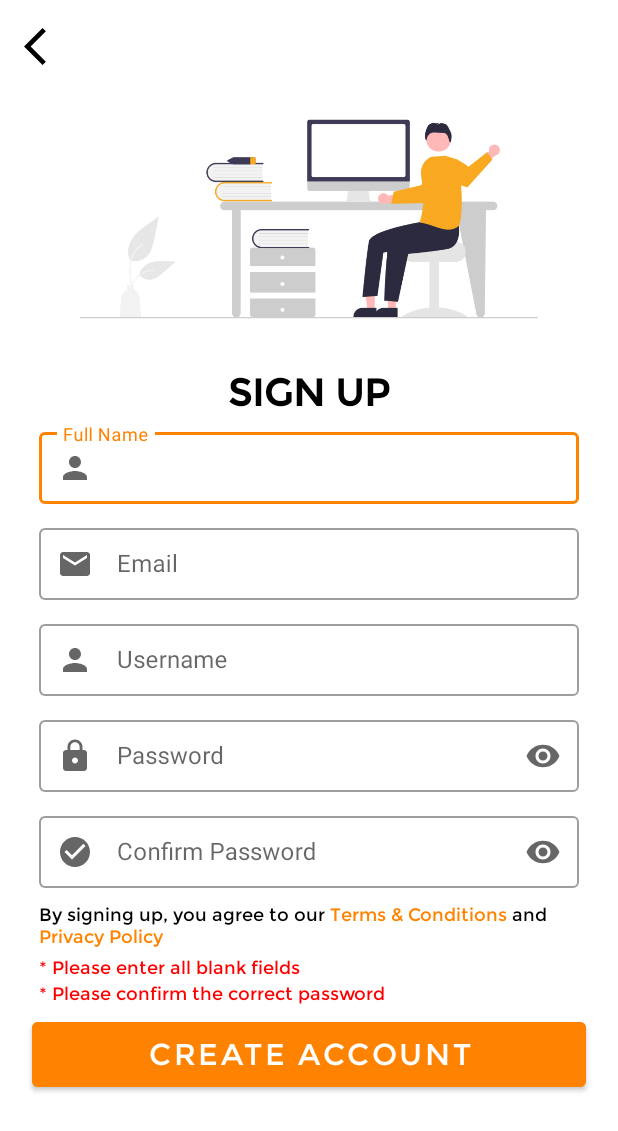
After one commit to DylanRoan/boncafe-uae-maintenance, an Android app: the SignUpActivity screen opened directly, with no data from a screen before it, on a phone screen of 412 x 824 dp. The commit adds this screen. Shown: the top 1131 px of the screen. Run offline under Robolectric (Android 15) with nearby library versions, the phone set to English and light mode, and no system bars.

Commit message:
Front-end Sign up page done.

```diff
--- a/app/src/main/AndroidManifest.xml
+++ b/app/src/main/AndroidManifest.xml
@@ -15,6 +15,9 @@
         android:supportsRtl="true"
         android:theme="@style/Theme.BoncafeUAEMaintenance"
         tools:targetApi="31">
+        <activity
+            android:name=".SignUpActivity"
+            android:exported="false" />
         <activity
             android:name=".HomeActivity"
             android:exported="false" />
--- a/app/src/main/java/com/example/boncafeuaemaintenance/HomeActivity.kt
+++ b/app/src/main/java/com/example/boncafeuaemaintenance/HomeActivity.kt
@@ -48,7 +48,7 @@ class HomeActivity : AppCompatActivity() {
         // Click menu items listener for BottomNavMenu
         bottomNavigationView.setOnNavigationItemSelectedListener { menuItem ->
 
-            // Change Toolbar's title depending the item selected
+            // Change Toolbar's title depending on the item selected
             for (i in 0 until bottomNavigationView.menu.size()){
                 val item = bottomNavigationView.menu.getItem(i)
                 if (item.itemId == menuItem.itemId){
--- a/app/src/main/java/com/example/boncafeuaemaintenance/LoginActivity.kt
+++ b/app/src/main/java/com/example/boncafeuaemaintenance/LoginActivity.kt
@@ -2,6 +2,7 @@ package com.example.boncafeuaemaintenance
 
 import android.annotation.SuppressLint
 import android.app.Dialog
+import android.content.Intent
 import android.graphics.Color
 import android.graphics.drawable.ColorDrawable
 import androidx.appcompat.app.AppCompatActivity
@@ -37,32 +38,21 @@ class LoginActivity : AppCompatActivity() {
             connection_error.layoutParams = params
         }
 
+        // Set color to a specific TextView's text
+        txt_createAccount.text = CustomFunctions().spanTextColor(txt_createAccount.text.toString(),12,txt_createAccount.text.toString().length,"#FF8300")
 
-        // Set color to a specific TextView's text
-        txt_createAccount.text = spanTextColor(txt_createAccount.text.toString(),12,txt_createAccount.text.toString().length,"#FF8300")
-
-        // Click Login Button
+        // Click 'Login' Button
         btn_login.setOnClickListener {
             // Open pop-up window
             popUpWindow()
         }
-    }
 
-    /** To set a specific color of a substring
-     * @param _text Pass a text (as String)
-     * @param startIndexValue Start position of a substring to be coloured (as Int)
-     * @param endIndexValue End position of a substring to be coloured (as Int)
-     * @param colorInHex Pass colour hex code (as String)
-     * @return substring with its set colour (as SpannableString) **/
-    fun spanTextColor(_text: String, startIndexValue: Int, endIndexValue: Int, colorInHex: String): SpannableString {
-        val spannableString = SpannableString(_text)
-        spannableString.setSpan(
-            ForegroundColorSpan(Color.parseColor(colorInHex)),
-            startIndexValue,
-            endIndexValue,
-            Spannable.SPAN_EXCLUSIVE_EXCLUSIVE
-        )
-        return spannableString
+        // Click 'Create Account' TextView
+        txt_createAccount.setOnClickListener {
+            // Go to Sign Up page
+            val intent = Intent(this, SignUpActivity::class.java)
+            startActivity(intent)
+        }
     }
 
     // Pop-Up Window
--- /dev/null
+++ b/app/src/main/java/com/example/boncafeuaemaintenance/SignUpActivity.kt
@@ -0,0 +1,43 @@
+package com.example.boncafeuaemaintenance
+
+import android.content.Intent
+import android.graphics.Color
+import androidx.appcompat.app.AppCompatActivity
+import android.os.Bundle
+import android.text.Spannable
+import android.text.SpannableString
+import android.text.style.ForegroundColorSpan
+import kotlinx.android.synthetic.main.activity_login.*
+import kotlinx.android.synthetic.main.activity_sign_up.*
+import kotlinx.android.synthetic.main.fragment_home.*
+
+class SignUpActivity : AppCompatActivity() {
+    override fun onCreate(savedInstanceState: Bundle?) {
+        super.onCreate(savedInstanceState)
+        setContentView(R.layout.activity_sign_up)
+
+        // Click 'Back' Button
+        icon_btn_back.setOnClickListener {
+            // Go to Sign Up page
+            val intent = Intent(this, LoginActivity::class.java)
+            startActivity(intent)
+        }
+
+        // Create SpannableString
+        val textTerms = "By signing up, you agree to our Terms & Conditions and Privacy Policy"
+        val ss = SpannableString(textTerms)
+
+        // Span first text
+        val textTermsFirstIndex = "By signing up, you agree to our ".length
+        val textTermsEndIndex = "By signing up, you agree to our Terms & Conditions".length
+
+        // Span second text
+        val textPrivacyFirstIndex = "By signing up, you agree to our Terms & Conditions and ".length
+        val textPrivacyEndIndex = textTerms.length
+
+        // Set color to a specific TextView's text
+        ss.setSpan(ForegroundColorSpan(Color.parseColor("#FF8300")), textTermsFirstIndex,textTermsEndIndex, Spannable.SPAN_EXCLUSIVE_EXCLUSIVE)
+        ss.setSpan(ForegroundColorSpan(Color.parseColor("#FF8300")), textPrivacyFirstIndex,textPrivacyEndIndex, Spannable.SPAN_EXCLUSIVE_EXCLUSIVE)
+        txt_terms.text = ss
+    }
+}
--- /dev/null
+++ b/app/src/main/java/com/example/boncafeuaemaintenance/customFunctions.kt
@@ -0,0 +1,25 @@
+package com.example.boncafeuaemaintenance
+
+import android.graphics.Color
+import android.text.Spannable
+import android.text.SpannableString
+import android.text.style.ForegroundColorSpan
+
+class CustomFunctions {
+    /** To set a specific color of a substring
+     * @param _text Pass a text string (as String)
+     * @param startIndexValue Start position of a substring to be coloured (as Int)
+     * @param endIndexValue End position of a substring to be coloured (as Int)
+     * @param colorInHex Pass colour hex code (as String)
+     * @return substring with its set colour (as SpannableString) **/
+    fun spanTextColor(_text: String, startIndexValue: Int, endIndexValue: Int, colorInHex: String): SpannableString {
+        val spannableString = SpannableString(_text)
+        spannableString.setSpan(
+            ForegroundColorSpan(Color.parseColor(colorInHex)),
+            startIndexValue,
+            endIndexValue,
+            Spannable.SPAN_EXCLUSIVE_EXCLUSIVE
+        )
+        return spannableString
+    }
+}
--- /dev/null
+++ b/app/src/main/res/drawable/baseline_check_circle_24.xml
@@ -0,0 +1,5 @@
+<vector android:height="24dp" android:tint="#000000"
+    android:viewportHeight="24" android:viewportWidth="24"
+    android:width="24dp" xmlns:android="http://schemas.android.com/apk/res/android">
+    <path android:fillColor="@android:color/white" android:pathData="M12,2C6.48,2 2,6.48 2,12s4.48,10 10,10 10,-4.48 10,-10S17.52,2 12,2zM10,17l-5,-5 1.41,-1.41L10,14.17l7.59,-7.59L19,8l-9,9z"/>
+</vector>
--- /dev/null
+++ b/app/src/main/res/drawable/baseline_person_24.xml
@@ -0,0 +1,5 @@
+<vector android:height="24dp" android:tint="#000000"
+    android:viewportHeight="24" android:viewportWidth="24"
+    android:width="24dp" xmlns:android="http://schemas.android.com/apk/res/android">
+    <path android:fillColor="@android:color/white" android:pathData="M12,12c2.21,0 4,-1.79 4,-4s-1.79,-4 -4,-4 -4,1.79 -4,4 1.79,4 4,4zM12,14c-2.67,0 -8,1.34 -8,4v2h16v-2c0,-2.66 -5.33,-4 -8,-4z"/>
+</vector>
--- a/app/src/main/res/layout/activity_login.xml
+++ b/app/src/main/res/layout/activity_login.xml
@@ -146,16 +146,19 @@
             android:id="@+id/txt_createAccount"
             android:layout_width="wrap_content"
             android:layout_height="wrap_content"
+            android:background="@drawable/custom_text_bg"
+            android:fontFamily="@font/montserratt"
+            android:clickable="true"
+            android:focusable="true"
+            android:foreground="?android:attr/selectableItemBackgroundBorderless"
             android:text="No Account? Create one"
             android:textColor="#FFFFFF"
-            android:fontFamily="@font/montserratt"
             android:textStyle="bold"
-            android:background="@drawable/custom_text_bg"
             app:layout_constraintBottom_toBottomOf="parent"
+            app:layout_constraintEnd_toEndOf="parent"
+            app:layout_constraintStart_toStartOf="parent"
             app:layout_constraintTop_toBottomOf="@+id/login_window"
-            app:layout_constraintStart_toStartOf="parent"
-            app:layout_constraintEnd_toEndOf="parent"
-            tools:ignore="HardcodedText" />
+            tools:ignore="HardcodedText,TouchTargetSizeCheck,UnusedAttribute" />
 
     </androidx.constraintlayout.widget.ConstraintLayout>
 </LinearLayout>
--- /dev/null
+++ b/app/src/main/res/layout/activity_sign_up.xml
@@ -0,0 +1,197 @@
+<?xml version="1.0" encoding="utf-8"?>
+<LinearLayout xmlns:android="http://schemas.android.com/apk/res/android"
+    xmlns:app="http://schemas.android.com/apk/res-auto"
+    xmlns:tools="http://schemas.android.com/tools"
+    android:layout_width="match_parent"
+    android:layout_height="match_parent"
+    android:orientation="vertical"
+    android:padding="16dp"
+    tools:context=".SignUpActivity">
+
+    <ImageView
+        android:id="@+id/icon_btn_back"
+        android:layout_width="30dp"
+        android:layout_height="30dp"
+        app:srcCompat="@drawable/baseline_arrow_back_ios_24"
+        android:foreground="?android:attr/selectableItemBackgroundBorderless"
+        tools:ignore="ContentDescription,UnusedAttribute" />
+
+    <ImageView
+        android:id="@+id/img_signup"
+        android:layout_width="match_parent"
+        android:layout_height="200dp"
+        android:layout_gravity="center"
+        app:srcCompat="@drawable/img_signup"
+        tools:ignore="ContentDescription" />
+
+    <TextView
+        android:layout_width="match_parent"
+        android:layout_height="wrap_content"
+        android:layout_gravity="center"
+        android:text="SIGN UP"
+        android:textAlignment="center"
+        android:textStyle="bold"
+        android:textSize="25sp"
+        android:textColor="#000"
+        android:fontFamily="@font/montserratt"
+        tools:ignore="HardcodedText" />
+
+    <com.google.android.material.textfield.TextInputLayout
+        style="@style/Widget.MaterialComponents.TextInputLayout.OutlinedBox"
+        android:id="@+id/txtInputLayout_fullName"
+        android:layout_width="match_parent"
+        android:layout_height="wrap_content"
+        android:layout_marginHorizontal="10dp"
+        android:layout_marginVertical="5dp"
+        android:hint="Full Name"
+        app:endIconMode="clear_text"
+        app:startIconDrawable="@drawable/baseline_person_24"
+        tools:ignore="HardcodedText">
+
+        <com.google.android.material.textfield.TextInputEditText
+            android:id="@+id/input_fullName"
+            android:layout_width="match_parent"
+            android:layout_height="wrap_content"
+            android:padding="8dp"
+            android:singleLine="true"
+            android:textColorHint="#757575"
+            tools:ignore="TextContrastCheck" />
+    </com.google.android.material.textfield.TextInputLayout>
+
+    <com.google.android.material.textfield.TextInputLayout
+        style="@style/Widget.MaterialComponents.TextInputLayout.OutlinedBox"
+        android:id="@+id/txtInputLayout_email"
+        android:layout_width="match_parent"
+        android:layout_height="wrap_content"
+        android:layout_marginHorizontal="10dp"
+        android:layout_marginVertical="5dp"
+        android:hint="Email"
+        app:startIconDrawable="@drawable/baseline_email_24"
+        app:endIconMode="clear_text"
+        tools:ignore="HardcodedText">
+
+        <com.google.android.material.textfield.TextInputEditText
+            android:id="@+id/input_email"
+            android:layout_width="match_parent"
+            android:layout_height="wrap_content"
+            android:padding="8dp"
+            android:singleLine="true"
+            android:textColorHint="#757575"
+            tools:ignore="TextContrastCheck" />
+    </com.google.android.material.textfield.TextInputLayout>
+
+    <com.google.android.material.textfield.TextInputLayout
+        style="@style/Widget.MaterialComponents.TextInputLayout.OutlinedBox"
+        android:id="@+id/txtInputLayout_user"
+        android:layout_width="match_parent"
+        android:layout_height="wrap_content"
+        android:layout_marginHorizontal="10dp"
+        android:layout_marginVertical="5dp"
+        android:hint="Username"
+        app:startIconDrawable="@drawable/baseline_person_24"
+        app:endIconMode="clear_text"
+        tools:ignore="HardcodedText">
+
+        <com.google.android.material.textfield.TextInputEditText
+            android:id="@+id/input_user"
+            android:layout_width="match_parent"
+            android:layout_height="wrap_content"
+            android:padding="8dp"
+            android:singleLine="true"
+            android:textColorHint="#757575"
+            tools:ignore="TextContrastCheck" />
+    </com.google.android.material.textfield.TextInputLayout>
+
+    <com.google.android.material.textfield.TextInputLayout
+        style="@style/Widget.MaterialComponents.TextInputLayout.OutlinedBox"
+        android:id="@+id/txtInputLayout_pass"
+        android:layout_width="match_parent"
+        android:layout_height="wrap_content"
+        android:layout_marginHorizontal="10dp"
+        android:layout_marginVertical="5dp"
+        android:hint="Password"
+        app:startIconDrawable="@drawable/baseline_lock_24"
+        app:endIconMode="password_toggle"
+        tools:ignore="HardcodedText">
+
+        <com.google.android.material.textfield.TextInputEditText
+            android:id="@+id/input_password"
+            android:layout_width="match_parent"
+            android:layout_height="wrap_content"
+            android:inputType="textPassword"
+            android:padding="8dp"
+            android:singleLine="true"
+            android:textColorHint="#757575"
+            tools:ignore="TextContrastCheck" />
+    </com.google.android.material.textfield.TextInputLayout>
+
+    <com.google.android.material.textfield.TextInputLayout
+        style="@style/Widget.MaterialComponents.TextInputLayout.OutlinedBox"
+        android:id="@+id/txtInputLayout_confirmPass"
+        android:layout_width="match_parent"
+        android:layout_height="wrap_content"
+        android:layout_marginHorizontal="10dp"
+        android:layout_marginVertical="5dp"
+        android:hint="Confirm Password"
+        app:startIconDrawable="@drawable/baseline_check_circle_24"
+        app:endIconMode="password_toggle"
+        tools:ignore="HardcodedText">
+
+        <com.google.android.material.textfield.TextInputEditText
+            android:id="@+id/input_confirmPass"
+            android:layout_width="match_parent"
+            android:layout_height="wrap_content"
+            android:inputType="textPassword"
+            android:padding="8dp"
+            android:singleLine="true"
+            android:textColorHint="#757575"
+            tools:ignore="TextContrastCheck" />
+    </com.google.android.material.textfield.TextInputLayout>
+
+    <TextView
+        android:id="@+id/txt_terms"
+        android:layout_width="wrap_content"
+        android:layout_height="wrap_content"
+        android:layout_marginHorizontal="10dp"
+        android:layout_marginVertical="5dp"
+        android:fontFamily="@font/montserratt"
+        android:text="By signing up, you agree to our Terms &amp; Conditions and Privacy Policy"
+        android:textColor="#000"
+        android:textSize="12sp"
+        tools:ignore="HardcodedText" />
+
+    <TextView
+        android:id="@+id/txt_warning_enterBlankFields"
+        android:layout_width="wrap_content"
+        android:layout_height="wrap_content"
+        android:layout_marginHorizontal="10dp"
+        android:layout_marginBottom="2dp"
+        android:fontFamily="@font/montserratt"
+        android:text="* Please enter all blank fields"
+        android:textColor="#ff0000"
+        android:textSize="12sp"
+        tools:ignore="HardcodedText" />
+
+    <TextView
+        android:id="@+id/txt_warning_password"
+        android:layout_width="wrap_content"
+        android:layout_height="wrap_content"
+        android:layout_marginHorizontal="10dp"
+        android:fontFamily="@font/montserratt"
+        android:text="* Please confirm the correct password"
+        android:textColor="#ff0000"
+        android:textSize="12sp"
+        tools:ignore="HardcodedText" />
+
+    <Button
+        android:id="@+id/btn_createAccount"
+        android:layout_width="match_parent"
+        android:layout_height="55dp"
+        android:layout_gravity="center_horizontal"
+        android:layout_margin="5dp"
+        android:backgroundTint="#FF8300"
+        android:text="CREATE ACCOUNT"
+        android:textSize="20sp"
+        android:fontFamily="@font/montserratt"
+        tools:ignore="HardcodedText,TextContrastCheck" />
+</LinearLayout>
--- a/app/src/main/res/values/themes.xml
+++ b/app/src/main/res/values/themes.xml
@@ -21,4 +21,5 @@
     <style name="TextAppearance.AppCompat.Widget.Actionbar.Title" parent="@android:style/TextAppearance">
         <item name="android:fontFamily">@font/montserratt</item>
     </style>
+
 </resources>
```
Also changed, not shown: app/src/main/res/drawable/icon_profile_card.png (added), app/src/main/res/drawable/img_signup.png (added).
